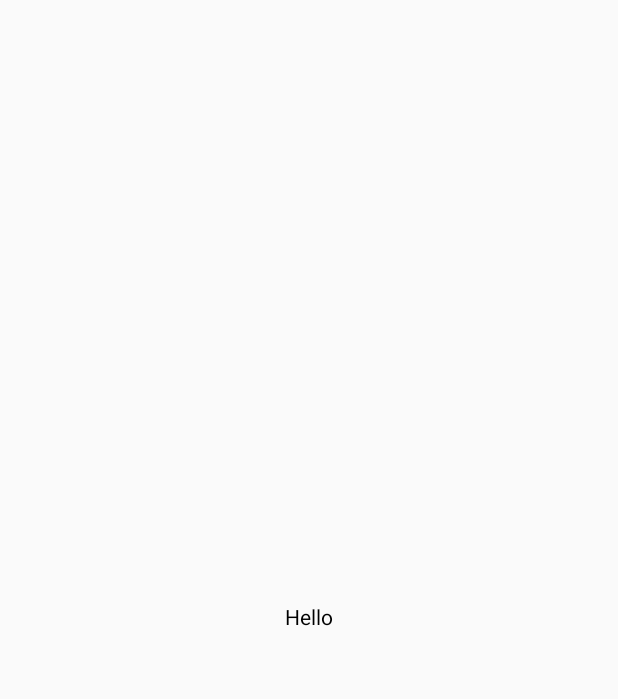
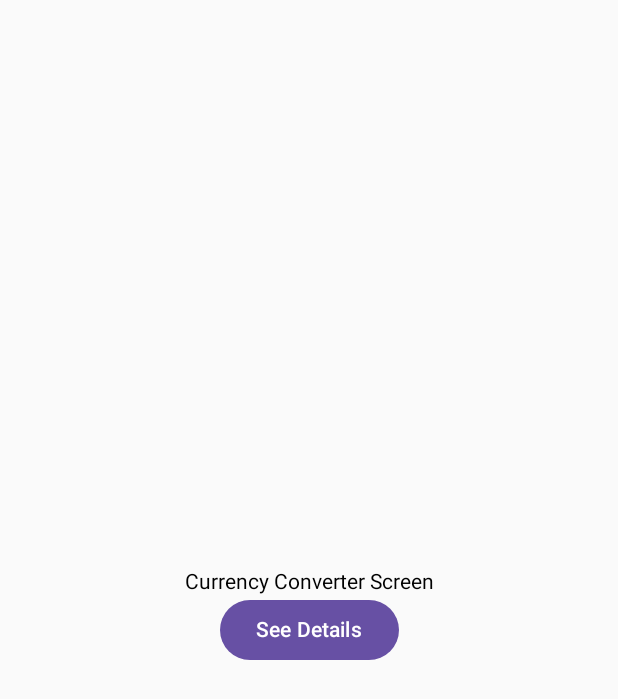
Before and after one commit to Berkay92/Currency, an Android app built with Jetpack Compose: the screen it shows after launch (MainActivity), on a phone screen of 412 x 824 dp. Before the commit the part shown is almost empty. Shown: the top 699 px of the screen. Run offline under Robolectric (Android 15) with nearby library versions, the phone set to English and light mode, and no system bars.

Commit message:
Setup main navigation

```diff
--- a/app/src/main/java/com/berkayturkgeldi/currency/MainActivity.kt
+++ b/app/src/main/java/com/berkayturkgeldi/currency/MainActivity.kt
@@ -3,12 +3,9 @@ package com.berkayturkgeldi.currency
 import android.os.Bundle
 import androidx.activity.compose.setContent
 import androidx.appcompat.app.AppCompatActivity
-import androidx.compose.foundation.layout.Box
-import androidx.compose.foundation.layout.fillMaxSize
-import androidx.compose.material3.Text
 import androidx.compose.runtime.Composable
-import androidx.compose.ui.Alignment
-import androidx.compose.ui.Modifier
+import androidx.navigation.compose.rememberNavController
+import com.berkayturkgeldi.currency.navigation.SetupMainNavigation
 
 class MainActivity : AppCompatActivity() {
 
@@ -19,12 +16,7 @@ class MainActivity : AppCompatActivity() {
 
     @Composable
     private fun MainContent() {
-        Box(
-            modifier = Modifier.fillMaxSize(),
-            contentAlignment = Alignment.Center
-        ) {
-            Text(text = "Hello")
-        }
-
+        val navController = rememberNavController()
+        SetupMainNavigation(navController)
     }
 }
--- /dev/null
+++ b/app/src/main/java/com/berkayturkgeldi/currency/navigation/NavigationFlowDelegate.kt
@@ -0,0 +1,30 @@
+package com.berkayturkgeldi.currency.navigation
+
+import androidx.compose.runtime.Composable
+import androidx.navigation.NavHostController
+import androidx.navigation.compose.NavHost
+import androidx.navigation.compose.composable
+import com.berkayturkgeldi.currency.pages.currencyConverter.presentation.CurrencyConverterScreen
+import com.berkayturkgeldi.currency.pages.detail.presentation.DetailScreen
+
+@Composable
+fun SetupMainNavigation(
+    navController: NavHostController
+) {
+    NavHost(
+        navController = navController,
+        startDestination = Screen.CurrencyConverterScreen.route
+    ) {
+        composable(Screen.CurrencyConverterScreen.route) {
+            CurrencyConverterScreen(
+                onDetailsClicked = {
+                    navController.navigate(Screen.DetailScreen.route)
+                }
+            )
+        }
+
+        composable(Screen.DetailScreen.route) {
+            DetailScreen()
+        }
+    }
+}
--- /dev/null
+++ b/app/src/main/java/com/berkayturkgeldi/currency/navigation/Screen.kt
@@ -0,0 +1,9 @@
+package com.berkayturkgeldi.currency.navigation
+
+sealed class Screen(
+    val route: String
+) {
+
+    data object CurrencyConverterScreen : Screen("currencyConverter")
+    data object DetailScreen : Screen("detail")
+}
--- /dev/null
+++ b/app/src/main/java/com/berkayturkgeldi/currency/pages/currencyConverter/presentation/CurrencyConverterScreen.kt
@@ -0,0 +1,31 @@
+package com.berkayturkgeldi.currency.pages.currencyConverter.presentation
+
+import androidx.compose.foundation.layout.Box
+import androidx.compose.foundation.layout.Column
+import androidx.compose.foundation.layout.fillMaxSize
+import androidx.compose.foundation.layout.fillMaxWidth
+import androidx.compose.material3.Button
+import androidx.compose.material3.Text
+import androidx.compose.runtime.Composable
+import androidx.compose.ui.Alignment
+import androidx.compose.ui.Modifier
+
+@Composable
+fun CurrencyConverterScreen(
+    onDetailsClicked : () -> Unit
+) {
+    Box(
+        modifier = Modifier.fillMaxSize(),
+        contentAlignment = Alignment.Center
+    ) {
+        Column(
+            modifier = Modifier.fillMaxWidth(),
+            horizontalAlignment = Alignment.CenterHorizontally
+        ) {
+            Text(text = "Currency Converter Screen")
+            Button(onClick = onDetailsClicked) {
+                Text(text = "See Details")
+            }
+        }
+    }
+}
```
Also changed, not shown: app/src/main/java/com/berkayturkgeldi/currency/pages/detail/presentation/DetailScreen.kt (added, +18 -0 lines).
